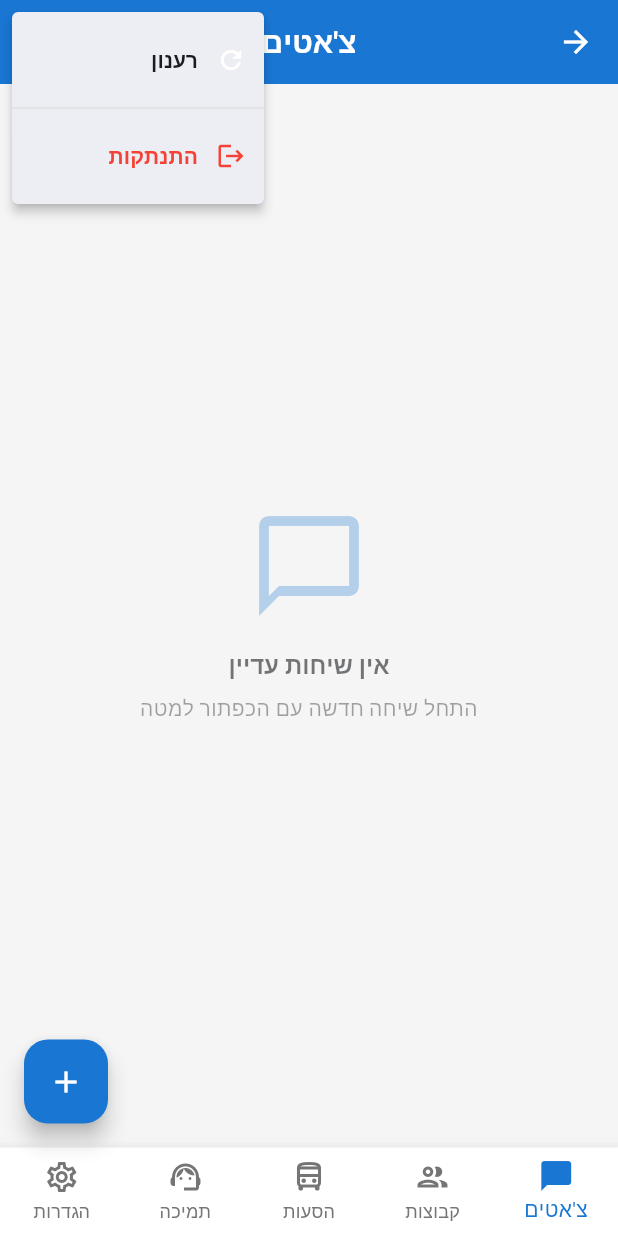
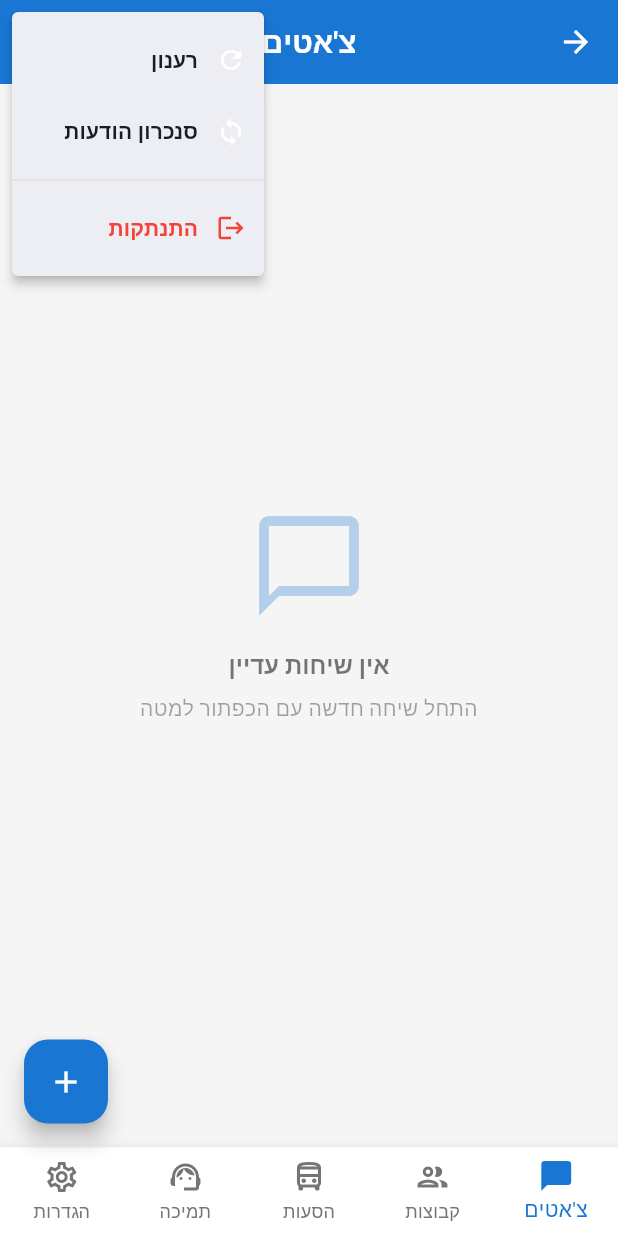
Before and after one commit to jammalmassalha/tzmc.push.app, a Flutter app: the ChatShellScreen screen opened directly, after a tap on the "more vert" icon, on a phone screen of 412 x 824 dp. Run offline on Flutter 3.47's test engine with Material 3 defaults, Android fonts, the phone set to English and light mode, and no system bars; our stand-ins replace connectivity_plus, cookie_jar, dio, dio_cookie_manager, drift, equatable and 10 more; accounts and stored records are empty; generated files the repository leaves out were written again; network calls fail.

Commit message:
feat: add full sync button to Flutter app (mirrors Angular)
- ChatState: add isSyncing, syncProgressPercent, syncProgressLabel fields
- ChatStoreNotifier: add forceSyncAllMessagesAndClearCache() — clears
  local DB then re-pulls contacts, groups, messages and runs gap recovery
- chat_shell_screen.dart: add "סנכרון הודעות" menu item that calls
  _handleFullSync() with snack bar feedback on completion/error
- chat_shell_screen.dart: add sync progress overlay (backdrop with
  circular spinner + LinearProgressIndicator + label) shown while syncing

Agent-Logs-Url: https://github.com/jmassalha/tzmc.push.app/sessions/bf427e7d-3495-4c0c-93ef-55edfc2db2c2

Co-authored-by: jammalmassalha <27696154+jammalmassalha@users.noreply.github.com>

```diff
--- a/flutter_app/lib/features/chat/presentation/chat_shell_screen.dart
+++ b/flutter_app/lib/features/chat/presentation/chat_shell_screen.dart
@@ -97,11 +97,13 @@ class _ChatShellScreenState extends ConsumerState<ChatShellScreen> {
 
   @override
   Widget build(BuildContext context) {
-    final user = ref.watch(currentUserProvider);
+    final chatState = ref.watch(chatStoreProvider);
 
     return Directionality(
       textDirection: TextDirection.rtl,
-      child: Scaffold(
+      child: Stack(
+        children: [
+          Scaffold(
             appBar: AppBar(
               title: Text(_getTabTitle(_currentTab)),
               actions: [
@@ -133,6 +135,9 @@ class _ChatShellScreenState extends ConsumerState<ChatShellScreen> {
                       case 'refresh':
                         _handleRefresh();
                         break;
+                      case 'fullsync':
+                        _handleFullSync();
+                        break;
                     }
                   },
                   itemBuilder: (context) => [
@@ -143,6 +148,16 @@ class _ChatShellScreenState extends ConsumerState<ChatShellScreen> {
                           const Icon(Icons.refresh, size: 20),
                           const SizedBox(width: 12),
                           const Text('רענון'),
+                        ],
+                      ),
+                    ),
+                    PopupMenuItem(
+                      value: 'fullsync',
+                      child: Row(
+                        children: [
+                          const Icon(Icons.sync, size: 20),
+                          const SizedBox(width: 12),
+                          const Text('סנכרון הודעות'),
                         ],
                       ),
                     ),
@@ -222,6 +237,68 @@ class _ChatShellScreenState extends ConsumerState<ChatShellScreen> {
                     child: const Icon(Icons.add),
                   )
                 : null,
+          ),
+
+          // Full-sync progress overlay — mirrors Angular's sync-loader-backdrop.
+          if (chatState.isSyncing)
+            Positioned.fill(
+              child: ColoredBox(
+                color: Colors.black.withAlpha((255 * 0.55).round()),
+                child: Center(
+                  child: Card(
+                    shape: RoundedRectangleBorder(
+                      borderRadius: BorderRadius.circular(16),
+                    ),
+                    child: Padding(
+                      padding: const EdgeInsets.symmetric(
+                        horizontal: 32,
+                        vertical: 28,
+                      ),
+                      child: Column(
+                        mainAxisSize: MainAxisSize.min,
+                        children: [
+                          const CircularProgressIndicator(),
+                          const SizedBox(height: 16),
+                          const Text(
+                            'מסנכרן הודעות...',
+                            style: TextStyle(
+                              fontSize: 16,
+                              fontWeight: FontWeight.bold,
+                            ),
+                          ),
+                          const SizedBox(height: 8),
+                          Text(
+                            '${chatState.syncProgressPercent}%',
+                            style: const TextStyle(fontSize: 14),
+                          ),
+                          const SizedBox(height: 8),
+                          SizedBox(
+                            width: 220,
+                            child: LinearProgressIndicator(
+                              value: chatState.syncProgressPercent / 100,
+                              minHeight: 6,
+                              borderRadius: BorderRadius.circular(3),
+                            ),
+                          ),
+                          if (chatState.syncProgressLabel.isNotEmpty) ...[
+                            const SizedBox(height: 8),
+                            Text(
+                              chatState.syncProgressLabel,
+                              style: const TextStyle(
+                                fontSize: 12,
+                                color: Colors.grey,
+                              ),
+                              textAlign: TextAlign.center,
+                            ),
+                          ],
+                        ],
+                      ),
+                    ),
+                  ),
+                ),
+              ),
+            ),
+        ],
       ),
     );
   }
@@ -372,6 +449,31 @@ class _ChatShellScreenState extends ConsumerState<ChatShellScreen> {
     }
   }
 
+  Future<void> _handleFullSync() async {
+    final messenger = ScaffoldMessenger.of(context);
+    try {
+      await ref.read(chatStoreProvider.notifier).forceSyncAllMessagesAndClearCache();
+      if (!mounted) return;
+      messenger.showSnackBar(
+        const SnackBar(
+          content: Text('סנכרון מלא הושלם.'),
+          duration: Duration(seconds: 2),
+        ),
+      );
+    } catch (e) {
+      if (!mounted) return;
+      final message = e is Exception
+          ? e.toString().replaceFirst('Exception: ', '')
+          : 'הסנכרון נכשל. נסה שוב.';
+      messenger.showSnackBar(
+        SnackBar(
+          content: Text(message),
+          duration: const Duration(seconds: 3),
+        ),
+      );
+    }
+  }
+
   void _handleLogout() {
     showDialog(
       context: context,
```
Also changed, not shown: flutter_app/lib/core/services/chat_store_service.dart (+93 -0 lines). Lines whose indentation alone changed are shown as unchanged.
